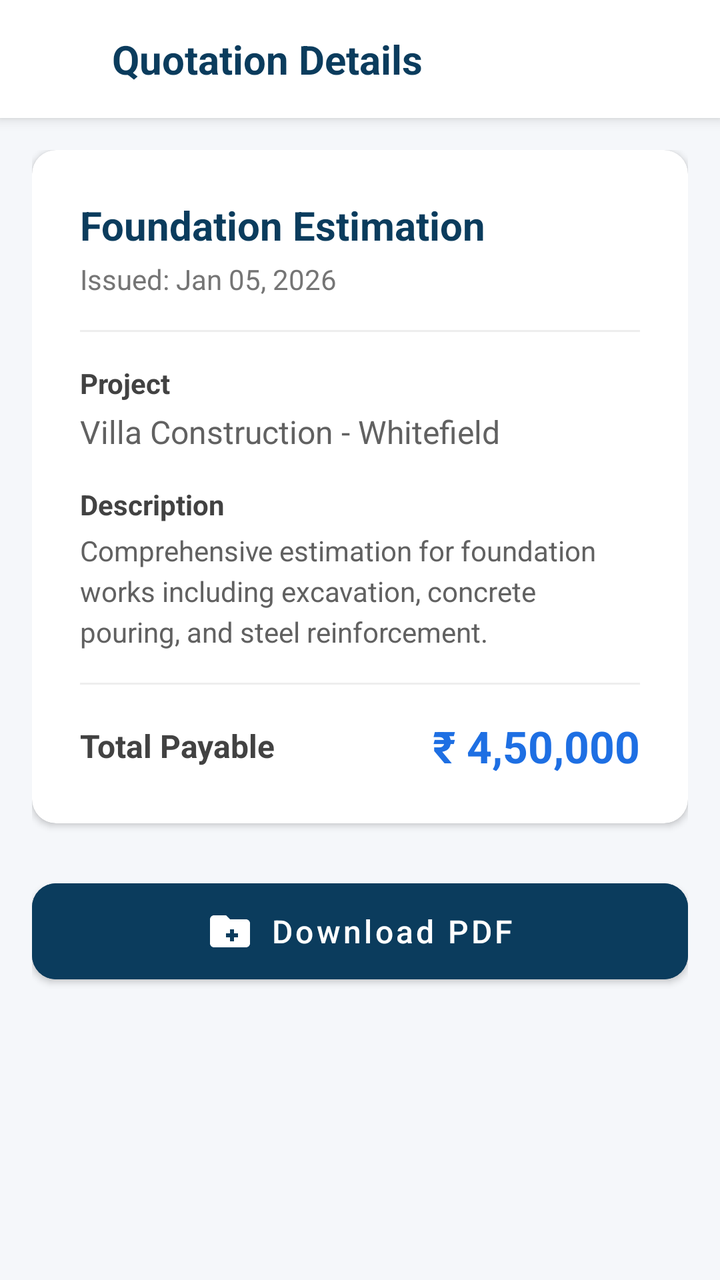
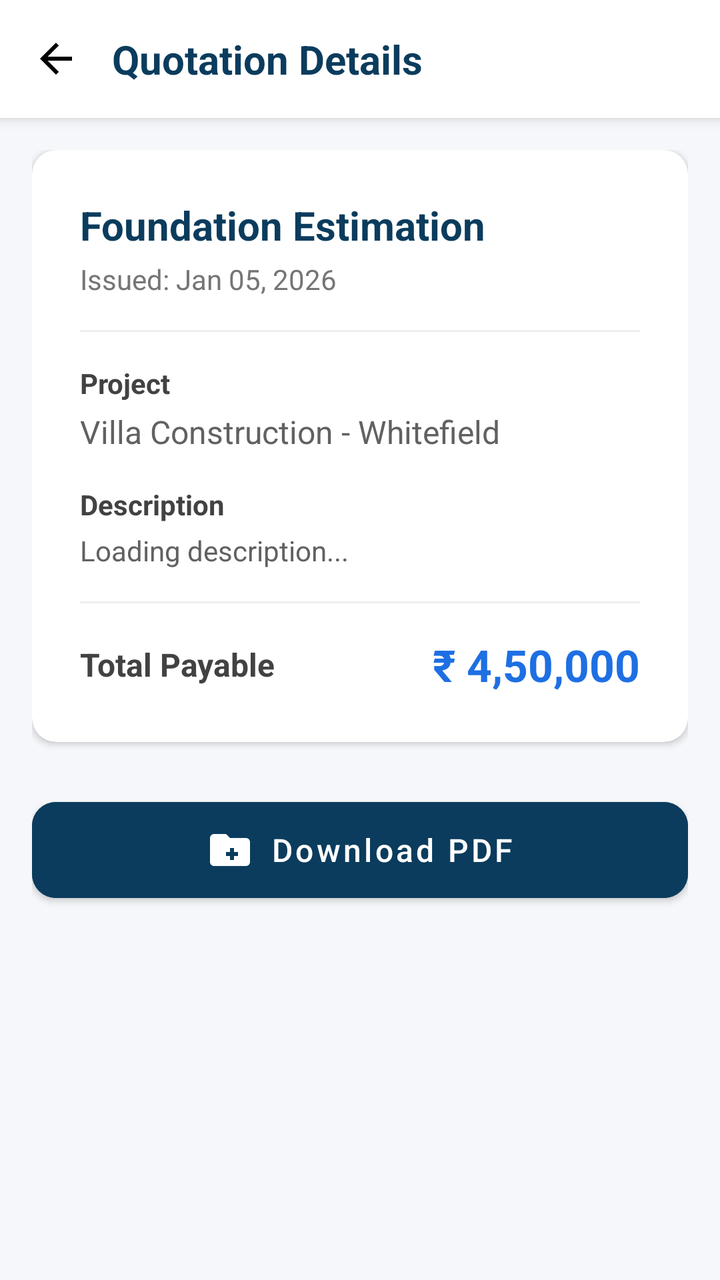

Compare the two renders of this Android layout. The source of the first and the diff that turns it into the second are given below.
<!-- AndroidManifest.xml: application theme Theme.ProBuilder -->
<!-- res/layout/activity_client_quotation_detail.xml -->
<?xml version="1.0" encoding="utf-8"?>
<LinearLayout xmlns:android="http://schemas.android.com/apk/res/android"
    xmlns:app="http://schemas.android.com/apk/res-auto"
    android:layout_width="match_parent"
    android:layout_height="match_parent"
    android:orientation="vertical"
    android:background="#F5F7FA">

    
    <LinearLayout
        android:layout_width="match_parent"
        android:layout_height="wrap_content"
        android:background="#FFFFFF"
        android:padding="16dp"
        android:elevation="4dp"
        android:gravity="center_vertical">
        
        <ImageView
            android:id="@+id/btnBack"
            android:layout_width="24dp"
            android:layout_height="24dp"
            android:src="@drawable/ic_arrow_back"/>

        <TextView
            android:layout_width="wrap_content"
            android:layout_height="wrap_content"
            android:text="Quotation Details"
            android:textSize="20sp"
            android:textStyle="bold"
            android:textColor="#0B3C5D"
            android:layout_marginStart="16dp"/>
    </LinearLayout>

    <ScrollView
        android:layout_width="match_parent"
        android:layout_height="match_parent"
        android:padding="16dp">

        <LinearLayout
            android:layout_width="match_parent"
            android:layout_height="wrap_content"
            android:orientation="vertical">

            <com.google.android.material.card.MaterialCardView
                android:layout_width="match_parent"
                android:layout_height="wrap_content"
                app:cardCornerRadius="12dp"
                app:cardElevation="2dp"
                app:cardBackgroundColor="#FFFFFF">

                <LinearLayout
                    android:layout_width="match_parent"
                    android:layout_height="wrap_content"
                    android:orientation="vertical"
                    android:padding="24dp">

                    <TextView
                        android:id="@+id/tvQuotationTitle"
                        android:layout_width="wrap_content"
                        android:layout_height="wrap_content"
                        android:text="Foundation Estimation"
                        android:textSize="20sp"
                        android:textStyle="bold"
                        android:textColor="#0B3C5D"/>

                    <TextView
                        android:id="@+id/tvQuotationDate"
                        android:layout_width="wrap_content"
                        android:layout_height="wrap_content"
                        android:text="Issued: Jan 05, 2026"
                        android:textSize="14sp"
                        android:textColor="#757575"
                        android:layout_marginTop="4dp"/>

                    <View
                        android:layout_width="match_parent"
                        android:layout_height="1dp"
                        android:background="#EEEEEE"
                        android:layout_marginVertical="16dp"/>

                    <TextView
                        android:layout_width="wrap_content"
                        android:layout_height="wrap_content"
                        android:text="Project"
                        android:textStyle="bold"
                        android:textColor="#424242"/>

                    <TextView
                        android:id="@+id/tvProjectName"
                        android:layout_width="wrap_content"
                        android:layout_height="wrap_content"
                        android:text="Villa Construction - Whitefield"
                        android:textSize="16sp"
                        android:textColor="#616161"
                        android:layout_marginTop="4dp"/>

                    <TextView
                        android:layout_width="wrap_content"
                        android:layout_height="wrap_content"
                        android:text="Description"
                        android:textStyle="bold"
                        android:textColor="#424242"
                        android:layout_marginTop="16dp"/>

                    <TextView
                        android:layout_width="wrap_content"
                        android:layout_height="wrap_content"
                        android:text="Comprehensive estimation for foundation works including excavation, concrete pouring, and steel reinforcement."
                        android:textSize="14sp"
                        android:textColor="#616161"
                        android:layout_marginTop="4dp"
                        android:lineSpacingExtra="4dp"/>

                    <View
                        android:layout_width="match_parent"
                        android:layout_height="1dp"
                        android:background="#EEEEEE"
                        android:layout_marginVertical="16dp"/>

                    <LinearLayout
                        android:layout_width="match_parent"
                        android:layout_height="wrap_content"
                        android:orientation="horizontal"
                        android:gravity="center_vertical">
                        
                        <TextView
                            android:layout_width="0dp"
                            android:layout_height="wrap_content"
                            android:layout_weight="1"
                            android:text="Total Payable"
                            android:textSize="16sp"
                            android:textStyle="bold"
                            android:textColor="#424242"/>

                        <TextView
                            android:id="@+id/tvTotalAmount"
                            android:layout_width="wrap_content"
                            android:layout_height="wrap_content"
                            android:text="₹ 4,50,000"
                            android:textSize="22sp"
                            android:textStyle="bold"
                            android:textColor="#1E6FE3"/>
                    </LinearLayout>
                </LinearLayout>
            </com.google.android.material.card.MaterialCardView>

            <com.google.android.material.button.MaterialButton
                android:id="@+id/btnDownload"
                android:layout_width="match_parent"
                android:layout_height="60dp"
                android:layout_marginTop="24dp"
                android:text="Download PDF"
                android:textAllCaps="false"
                android:textSize="16sp"
                app:icon="@drawable/ic_create_new_folder" 
                app:iconGravity="textStart"
                android:backgroundTint="#0B3C5D"
                app:cornerRadius="12dp"/>
                
        </LinearLayout>
    </ScrollView>
</LinearLayout>
<!-- resources referenced by this layout -->
<resources>
  <!-- drawable ic_arrow_back (drawable) -->
  <?xml version="1.0" encoding="utf-8"?>
  <vector xmlns:android="http://schemas.android.com/apk/res/android"
      android:width="24dp"
      android:height="24dp"
      android:viewportWidth="24"
      android:viewportHeight="24">
      <path
          android:fillColor="#FFFFFF"
          android:pathData="M20,11H7.83l5.59,-5.59L12,4l-8,8l8,8l1.41,-1.41L7.83,13H20v-2z" />
  </vector>
  <!-- drawable ic_create_new_folder (drawable) -->
  <vector xmlns:android="http://schemas.android.com/apk/res/android" android:height="24dp" android:tint="#000000" android:viewportHeight="24" android:viewportWidth="24" android:width="24dp">
      <path android:fillColor="@android:color/white" android:pathData="M20,6h-8l-2,-2H4C2.9,4 2.01,4.9 2.01,6L2,18c0,1.1 0.9,2 2,2h16c1.1,0 2,-0.9 2,-2V8C22,6.9 21.1,6 20,6zM16,15h-2v2h-2v-2h-2v-2h2v-2h2v2h2V15z"/>
  </vector>
  <style name="Theme.ProBuilder" parent="Theme.MaterialComponents.Light.NoActionBar">
          
          <item name="colorPrimary">@color/colorPrimary</item>
          <item name="colorPrimaryVariant">@color/colorPrimaryDark</item>
          <item name="colorOnPrimary">@color/white</item>
          
          <item name="colorSecondary">@color/colorAccent</item>
          <item name="colorSecondaryVariant">@color/colorAccent</item>
          <item name="colorOnSecondary">@color/white</item>
          
          <item name="android:statusBarColor">?attr/colorPrimaryVariant</item>
      </style>
  <color name="colorPrimary">#6200EE</color>
  <color name="colorPrimaryDark">#3700B3</color>
  <color name="white">#FFFFFF</color>
  <color name="colorAccent">#03DAC5</color>
</resources>

<!-- the commit's change to res/layout/activity_client_quotation_detail.xml (unified diff, before → after) -->
@@ -19,7 +19,8 @@
             android:id="@+id/btnBack"
             android:layout_width="24dp"
             android:layout_height="24dp"
-            android:src="@drawable/ic_arrow_back"/>
+            android:src="@drawable/ic_arrow_back"
+            app:tint="#000000"/>
 
         <TextView
             android:layout_width="wrap_content"
@@ -103,9 +104,10 @@
                         android:layout_marginTop="16dp"/>
 
                     <TextView
+                        android:id="@+id/tvQuotationDescription"
                         android:layout_width="wrap_content"
                         android:layout_height="wrap_content"
-                        android:text="Comprehensive estimation for foundation works including excavation, concrete pouring, and steel reinforcement."
+                        android:text="Loading description..."
                         android:textSize="14sp"
                         android:textColor="#616161"
                         android:layout_marginTop="4dp"
<!-- resource entries referenced after the edit -->
@@ -1,15 +1,15 @@
 <!-- resources referenced by this layout -->
 <resources>
   <!-- drawable ic_arrow_back (drawable) -->
-  <?xml version="1.0" encoding="utf-8"?>
   <vector xmlns:android="http://schemas.android.com/apk/res/android"
       android:width="24dp"
       android:height="24dp"
       android:viewportWidth="24"
-      android:viewportHeight="24">
+      android:viewportHeight="24"
+      android:autoMirrored="true">
       <path
-          android:fillColor="#FFFFFF"
-          android:pathData="M20,11H7.83l5.59,-5.59L12,4l-8,8l8,8l1.41,-1.41L7.83,13H20v-2z" />
+          android:fillColor="#FFFFFFFF"
+          android:pathData="M20,11H7.83l5.59,-5.59L12,4l-8,8 8,8 1.41,-1.41L7.83,13H20v-2z"/>
   </vector>
   <!-- drawable ic_create_new_folder (drawable) -->
   <vector xmlns:android="http://schemas.android.com/apk/res/android" android:height="24dp" android:tint="#000000" android:viewportHeight="24" android:viewportWidth="24" android:width="24dp">
@@ -26,10 +26,17 @@
           <item name="colorOnSecondary">@color/white</item>
           
           <item name="android:statusBarColor">?attr/colorPrimaryVariant</item>
+          <item name="android:windowAnimationStyle">@style/WindowAnimationTransition</item>
       </style>
   <color name="colorPrimary">#6200EE</color>
   <color name="colorPrimaryDark">#3700B3</color>
   <color name="white">#FFFFFF</color>
   <color name="colorAccent">#03DAC5</color>
+  <style name="WindowAnimationTransition">
+          <item name="android:activityOpenEnterAnimation">@anim/slide_in_right</item>
+          <item name="android:activityOpenExitAnimation">@anim/slide_out_left</item>
+          <item name="android:activityCloseEnterAnimation">@anim/slide_in_left</item>
+          <item name="android:activityCloseExitAnimation">@anim/slide_out_right</item>
+      </style>
 </resources>
 
